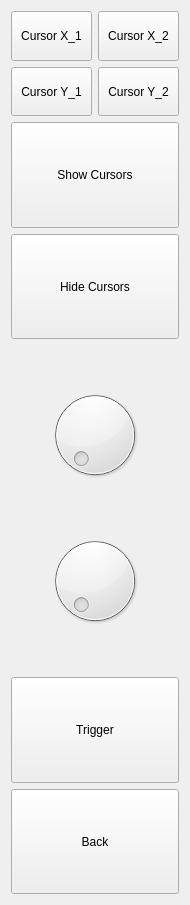
xKafka/BarkhausenStudio, file barkhausen_studio/kernel/MainWindow/menu/chart_settings/B_H/ui/B_H_chart_settings.ui: the form before one commit.
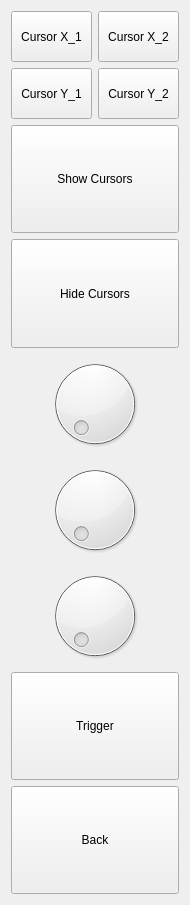
The form after the commit.

The edit to the form file:
```diff
--- a/barkhausen_studio/kernel/MainWindow/menu/chart_settings/B_H/ui/B_H_chart_settings.ui
+++ b/barkhausen_studio/kernel/MainWindow/menu/chart_settings/B_H/ui/B_H_chart_settings.ui
@@ -14,6 +14,32 @@
    <string>BHChartSettings</string>
   </property>
   <layout class="QGridLayout" name="gridLayout_2">
+   <item row="8" column="0">
+    <widget class="QPushButton" name="pushButton_back">
+     <property name="sizePolicy">
+      <sizepolicy hsizetype="Expanding" vsizetype="Expanding">
+       <horstretch>0</horstretch>
+       <verstretch>0</verstretch>
+      </sizepolicy>
+     </property>
+     <property name="text">
+      <string>Back</string>
+     </property>
+    </widget>
+   </item>
+   <item row="2" column="0">
+    <widget class="QPushButton" name="pushButton_hide_cursors">
+     <property name="sizePolicy">
+      <sizepolicy hsizetype="Expanding" vsizetype="Expanding">
+       <horstretch>0</horstretch>
+       <verstretch>0</verstretch>
+      </sizepolicy>
+     </property>
+     <property name="text">
+      <string>Hide Cursors</string>
+     </property>
+    </widget>
+   </item>
    <item row="0" column="0">
     <layout class="QGridLayout" name="gridLayout">
      <item row="0" column="0">
@@ -70,71 +96,10 @@
      </item>
     </layout>
    </item>
-   <item row="5" column="0">
-    <widget class="QDial" name="dial_x"/>
-   </item>
-   <item row="10" column="0">
-    <widget class="QPushButton" name="pushButton_back">
-     <property name="sizePolicy">
-      <sizepolicy hsizetype="Expanding" vsizetype="Expanding">
-       <horstretch>0</horstretch>
-       <verstretch>0</verstretch>
-      </sizepolicy>
-     </property>
-     <property name="text">
-      <string>Back</string>
-     </property>
-    </widget>
+   <item row="4" column="0">
+    <widget class="QDial" name="dial_timebase"/>
    </item>
    <item row="7" column="0">
-    <widget class="QDial" name="dial_y"/>
-   </item>
-   <item row="8" column="0">
-    <spacer name="verticalSpacer_4">
-     <property name="orientation">
-      <enum>Qt::Vertical</enum>
-     </property>
-     <property name="sizeType">
-      <enum>QSizePolicy::Minimum</enum>
-     </property>
-     <property name="sizeHint" stdset="0">
-      <size>
-       <width>20</width>
-       <height>40</height>
-      </size>
-     </property>
-    </spacer>
-   </item>
-   <item row="2" column="0">
-    <widget class="QPushButton" name="pushButton_hide_cursors">
-     <property name="sizePolicy">
-      <sizepolicy hsizetype="Expanding" vsizetype="Expanding">
-       <horstretch>0</horstretch>
-       <verstretch>0</verstretch>
-      </sizepolicy>
-     </property>
-     <property name="text">
-      <string>Hide Cursors</string>
-     </property>
-    </widget>
-   </item>
-   <item row="6" column="0">
-    <spacer name="verticalSpacer_2">
-     <property name="orientation">
-      <enum>Qt::Vertical</enum>
-     </property>
-     <property name="sizeType">
-      <enum>QSizePolicy::Minimum</enum>
-     </property>
-     <property name="sizeHint" stdset="0">
-      <size>
-       <width>20</width>
-       <height>40</height>
-      </size>
-     </property>
-    </spacer>
-   </item>
-   <item row="9" column="0">
     <widget class="QPushButton" name="pushButton_trigger">
      <property name="sizePolicy">
       <sizepolicy hsizetype="Expanding" vsizetype="Expanding">
@@ -147,22 +112,6 @@
      </property>
     </widget>
    </item>
-   <item row="4" column="0">
-    <spacer name="verticalSpacer_3">
-     <property name="orientation">
-      <enum>Qt::Vertical</enum>
-     </property>
-     <property name="sizeType">
-      <enum>QSizePolicy::Minimum</enum>
-     </property>
-     <property name="sizeHint" stdset="0">
-      <size>
-       <width>20</width>
-       <height>40</height>
-      </size>
-     </property>
-    </spacer>
-   </item>
    <item row="1" column="0">
     <widget class="QPushButton" name="pushButton_show_cursor">
      <property name="sizePolicy">
@@ -176,6 +125,12 @@
      </property>
     </widget>
    </item>
+   <item row="6" column="0">
+    <widget class="QDial" name="dial_range"/>
+   </item>
+   <item row="5" column="0">
+    <widget class="QDial" name="dial_offset"/>
+   </item>
   </layout>
  </widget>
  <resources/>
```
